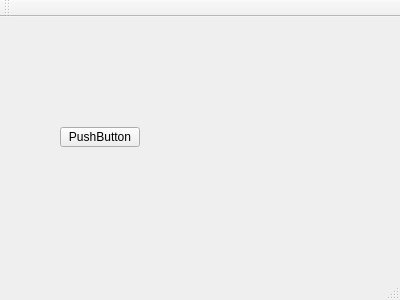
The window that UI/mainwindow.ui (hioujinnsenn/FTP-client) describes before a commit, drawn with Qt 5.
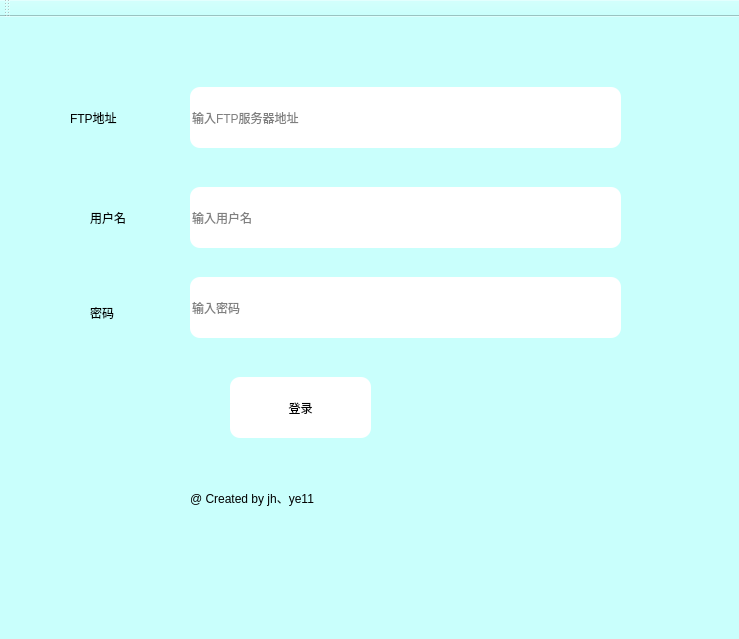
The same window after the commit.

Commit message: 实现登录窗口到主窗口的跳转

```diff
--- a/UI/mainwindow.ui
+++ b/UI/mainwindow.ui
@@ -6,25 +6,163 @@
    <rect>
     <x>0</x>
     <y>0</y>
-    <width>400</width>
-    <height>300</height>
+    <width>739</width>
+    <height>639</height>
    </rect>
   </property>
   <property name="windowTitle">
-   <string>MainWindow</string>
+   <string>FTP</string>
+  </property>
+  <property name="styleSheet">
+   <string notr="true">background-color: rgb(201, 255, 252);</string>
   </property>
   <widget class="QWidget" name="centralWidget">
+   <widget class="QLineEdit" name="lineEdit">
+    <property name="geometry">
+     <rect>
+      <x>190</x>
+      <y>70</y>
+      <width>431</width>
+      <height>61</height>
+     </rect>
+    </property>
+    <property name="styleSheet">
+     <string notr="true">border-radius:10px;
+background-color: rgb(255, 255, 255);</string>
+    </property>
+    <property name="placeholderText">
+     <string>输入FTP服务器地址</string>
+    </property>
+   </widget>
+   <widget class="QLabel" name="label_5">
+    <property name="geometry">
+     <rect>
+      <x>150</x>
+      <y>510</y>
+      <width>451</width>
+      <height>31</height>
+     </rect>
+    </property>
+    <property name="contextMenuPolicy">
+     <enum>Qt::PreventContextMenu</enum>
+    </property>
+    <property name="styleSheet">
+     <string notr="true">color:rgb(255, 0, 0)；</string>
+    </property>
+    <property name="text">
+     <string/>
+    </property>
+   </widget>
+   <widget class="QLabel" name="label">
+    <property name="geometry">
+     <rect>
+      <x>70</x>
+      <y>90</y>
+      <width>91</width>
+      <height>21</height>
+     </rect>
+    </property>
+    <property name="text">
+     <string>FTP地址</string>
+    </property>
+   </widget>
+   <widget class="QLabel" name="label_3">
+    <property name="geometry">
+     <rect>
+      <x>90</x>
+      <y>280</y>
+      <width>61</width>
+      <height>31</height>
+     </rect>
+    </property>
+    <property name="text">
+     <string>密码</string>
+    </property>
+   </widget>
    <widget class="QPushButton" name="pushButton">
     <property name="geometry">
      <rect>
-      <x>60</x>
-      <y>110</y>
-      <width>80</width>
-      <height>20</height>
+      <x>230</x>
+      <y>360</y>
+      <width>141</width>
+      <height>61</height>
      </rect>
     </property>
+    <property name="styleSheet">
+     <string notr="true">border-radius:10px;
+background-color: rgb(255, 255, 255);</string>
+    </property>
     <property name="text">
-     <string>PushButton</string>
+     <string>登录</string>
+    </property>
+   </widget>
+   <widget class="QLabel" name="label_2">
+    <property name="geometry">
+     <rect>
+      <x>90</x>
+      <y>190</y>
+      <width>51</width>
+      <height>21</height>
+     </rect>
+    </property>
+    <property name="text">
+     <string>用户名</string>
+    </property>
+   </widget>
+   <widget class="QLineEdit" name="lineEdit_3">
+    <property name="geometry">
+     <rect>
+      <x>190</x>
+      <y>260</y>
+      <width>431</width>
+      <height>61</height>
+     </rect>
+    </property>
+    <property name="styleSheet">
+     <string notr="true">border-radius:10px;
+background-color: rgb(255, 255, 255);</string>
+    </property>
+    <property name="inputMethodHints">
+     <set>Qt::ImhHiddenText|Qt::ImhNoAutoUppercase|Qt::ImhNoPredictiveText|Qt::ImhSensitiveData</set>
+    </property>
+    <property name="echoMode">
+     <enum>QLineEdit::Password</enum>
+    </property>
+    <property name="placeholderText">
+     <string>输入密码</string>
+    </property>
+   </widget>
+   <widget class="QLineEdit" name="lineEdit_2">
+    <property name="geometry">
+     <rect>
+      <x>190</x>
+      <y>170</y>
+      <width>431</width>
+      <height>61</height>
+     </rect>
+    </property>
+    <property name="styleSheet">
+     <string notr="true">border-radius:10px;
+background-color: rgb(255, 255, 255);</string>
+    </property>
+    <property name="placeholderText">
+     <string>输入用户名</string>
+    </property>
+   </widget>
+   <widget class="QLabel" name="label_4">
+    <property name="geometry">
+     <rect>
+      <x>190</x>
+      <y>460</y>
+      <width>271</width>
+      <height>41</height>
+     </rect>
+    </property>
+    <property name="styleSheet">
+     <string notr="true">font: 9pt &quot;等线&quot;;</string>
+    </property>
+    <property name="text">
+     <string>@ Created by jh、ye11</string>
     </property>
    </widget>
   </widget>
```
Left out of the diff: 4 changed lines with no effect on the pictures. The commit also changes 14 other files.
